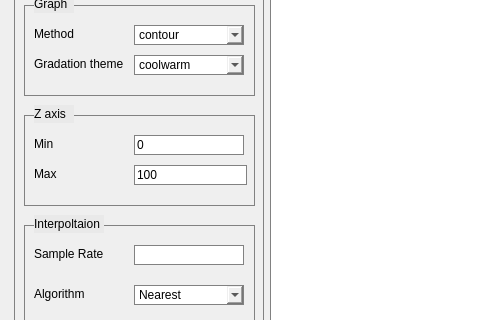
Qt form ui_Files/PMPS.ui (sujin16/PMASProject) before a commit; both pictures show x 0 to 480 and y 162 to 482 of the 1300 by 702 pixel window.
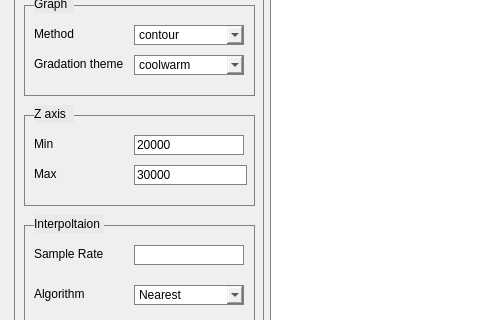
The same form after that commit. Custom widgets are drawn as their Qt base class.

Commit message: change min, max bound

The edit to the form file:
```diff
--- a/ui_Files/PMPS.ui
+++ b/ui_Files/PMPS.ui
@@ -742,7 +742,7 @@
             </size>
            </property>
            <property name="text">
-            <string>0</string>
+            <string>20000</string>
            </property>
           </widget>
           <widget class="QLineEdit" name="z_max_lineEdit">
@@ -758,7 +758,7 @@
             </rect>
            </property>
            <property name="text">
-            <string>100</string>
+            <string>30000</string>
            </property>
           </widget>
          </widget>
```
